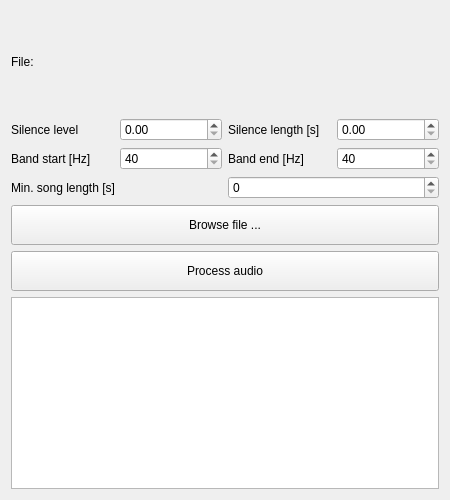
Jamiroquai88/MUL, file MUL/mainwindow.ui: the form before one commit.
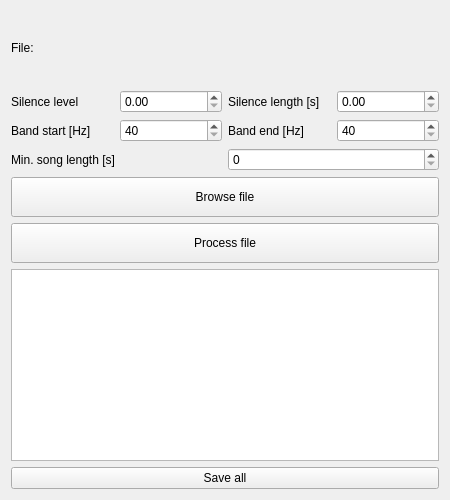
The form after the commit.

Commit message: ADD: Small edit form, basic functionality hopefully completed.

The edit to the form file:
```diff
--- a/MUL/mainwindow.ui
+++ b/MUL/mainwindow.ui
@@ -159,7 +159,7 @@
        </size>
       </property>
       <property name="text">
-       <string>Browse file ...</string>
+       <string>Browse file</string>
       </property>
      </widget>
     </item>
@@ -178,7 +178,7 @@
        </size>
       </property>
       <property name="text">
-       <string>Process audio</string>
+       <string>Process file</string>
       </property>
      </widget>
     </item>
@@ -192,6 +192,13 @@
       </property>
      </widget>
     </item>
+    <item>
+     <widget class="QPushButton" name="saveButton">
+      <property name="text">
+       <string>Save all</string>
+      </property>
+     </widget>
+    </item>
    </layout>
   </widget>
  </widget>
```
The commit also changes 6 other files.
